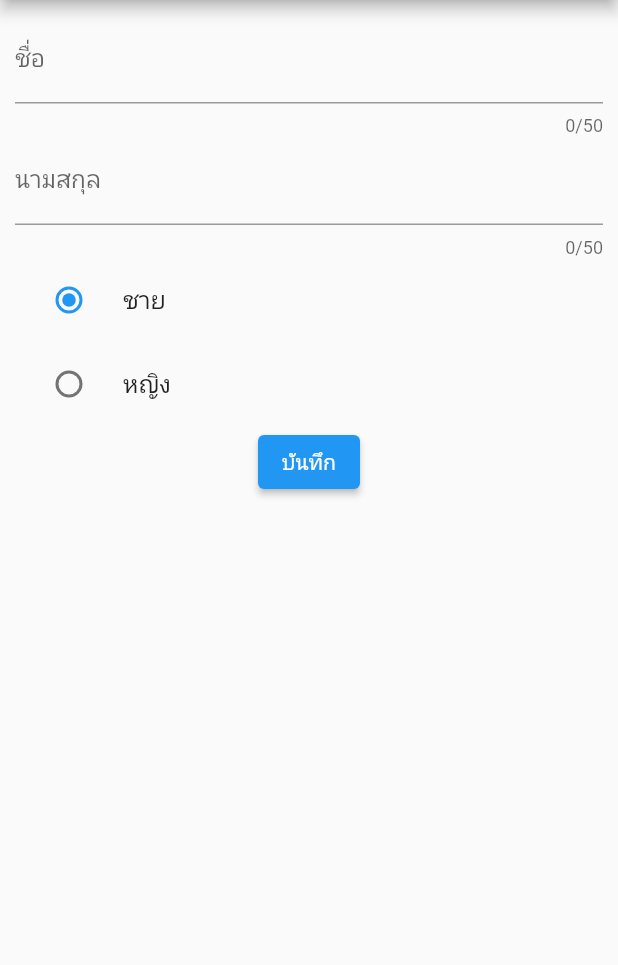
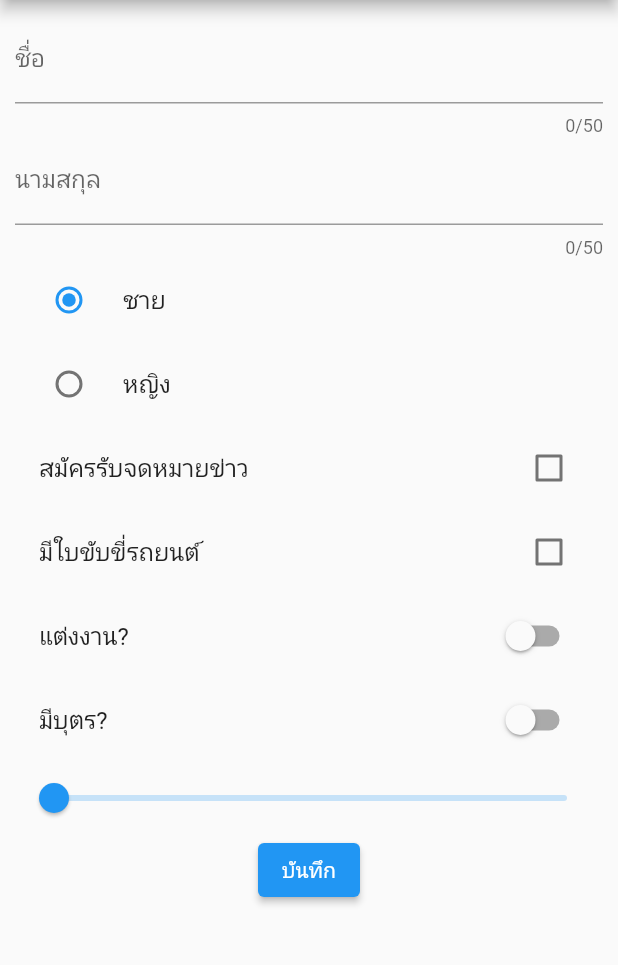
Before and after one commit to chon26909/Flutter-Form-Input, a Flutter app: the screen it shows after launch, after a tap on "บันทึก", on a phone screen of 412 x 824 dp, the part 84-1049 px from its top. Run offline on Flutter 3.47's test engine with Material 2 defaults, Android fonts, the phone set to English and light mode, and no system bars.

```diff
--- a/lib/screens/home_screen.dart
+++ b/lib/screens/home_screen.dart
@@ -11,6 +11,11 @@ class _HomeScreenState extends State<HomeScreen> {
   final nameController = TextEditingController();
   final surnameController = TextEditingController();
   var gender = 'male';
+  var newsletter = false;
+  var driver = false;
+  var married = false;
+  var child = false;
+  var age = 0.0;
 
   @override
   Widget build(BuildContext context) {
@@ -23,11 +28,20 @@ class _HomeScreenState extends State<HomeScreen> {
             children: [
               buildTextField(),
               buildRadio(),
+              buildCheckbox(),
+              buildSwitch(),
+              buildSlider(),
               ElevatedButton(
                 onPressed: () {
                   print(
                       'Name: ${nameController.text} ${surnameController.text}');
                   print('gender ${gender}');
+
+                  print("newsletter ${newsletter}");
+                  print("driver ${driver}");
+                  print("married ${married}");
+                  print("child ${child}");
+                  print("age ${age}");
                 },
                 child: const Text("บันทึก"),
               )
@@ -37,6 +51,45 @@ class _HomeScreenState extends State<HomeScreen> {
       ),
     );
   }
+
+  Widget buildSlider() => Slider(
+        value: age,
+        min: 0.0,
+        max: 100.0,
+        label: age.round().toString(),
+        divisions: 100,
+        onChanged: (value) => setState(() => age = value),
+      );
+
+  Widget buildSwitch() => Column(
+        children: [
+          SwitchListTile(
+            title: const Text("แต่งงาน?"),
+            value: married,
+            onChanged: (value) => setState(() => married = value),
+          ),
+          SwitchListTile(
+            title: const Text("มีบุตร?"),
+            value: child,
+            onChanged: (value) => setState(() => child = value),
+          )
+        ],
+      );
+
+  Widget buildCheckbox() => Column(
+        children: [
+          CheckboxListTile(
+            title: const Text("สมัครรับจดหมายข่าว"),
+            value: newsletter,
+            onChanged: (value) => setState(() => newsletter = value ?? false),
+          ),
+          CheckboxListTile(
+            title: const Text("มีใบขับขี่รถยนต์"),
+            value: driver,
+            onChanged: (value) => setState(() => driver = value ?? false),
+          )
+        ],
+      );
 
   Widget buildRadio() => Column(
         // ignore: prefer_const_literals_to_create_immutables
```
